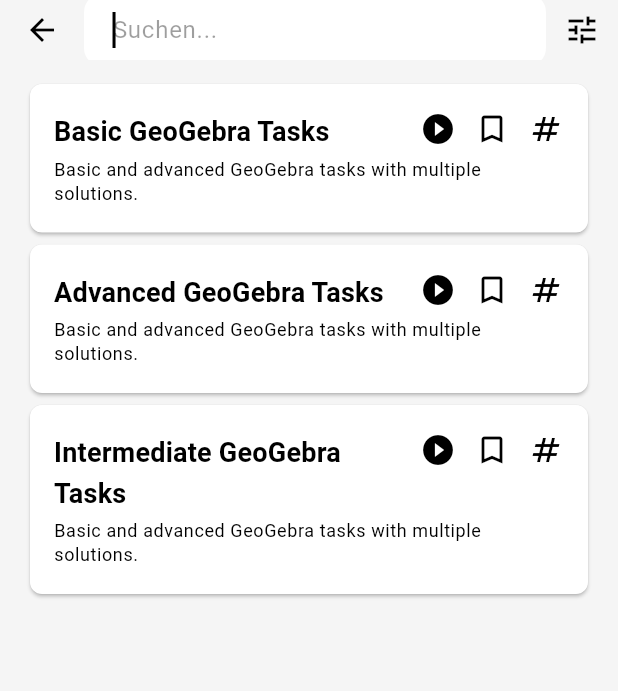
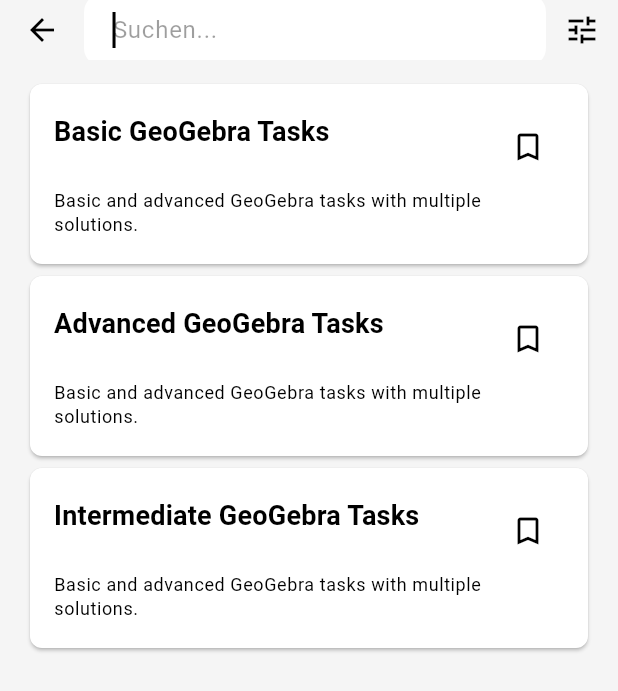
Before and after one commit to Theodor-Litt-Schule-Neumunster/geozebra, a Flutter app: the SearchScreen screen opened directly, on a phone screen of 412 x 824 dp. Shown: the top 691 px of the screen. Run offline on Flutter 3.47's test engine with Material 3 defaults, Android fonts, the light colour scheme and no system bars; our stand-ins replace shared_preferences, webview_flutter; accounts and stored records are empty.

Commit message:
Refactor LessonScreen and SearchScreen for improved UI and loading behavior, including app bar updates and enhanced loading animations

```diff
--- a/lib/screens/search_screen.dart
+++ b/lib/screens/search_screen.dart
@@ -140,18 +140,24 @@
                               Expanded(
                                 child: Text(
                                   filteredClasses[index].className,
-                          style: Theme.of(context).textTheme.titleMedium,
+                                  style:
+                                      Theme.of(context).textTheme.titleMedium,
                                   overflow: TextOverflow.ellipsis,
                                   maxLines: 2,
                                 ),
                               ),
-                        const SizedBox(width: 12),
                               Wrap(
-                        spacing: 12,
+                                spacing: 0,
                                 children: [
-                          Icon(Icons.play_circle_fill, color: Theme.of(context).colorScheme.onSurface),
-                          Icon(Icons.bookmark_border, color: Theme.of(context).colorScheme.onSurface),
-                          Icon(Icons.numbers, color: Theme.of(context).colorScheme.onSurface),
+                                  IconButton(
+                                    icon: Icon(Icons.bookmark_border,
+                                        color: Theme.of(context)
+                                            .colorScheme
+                                            .onSurface),
+                                    onPressed: () {
+                                      // TODO: Implement bookmark action
+                                    },
+                                  ),
                                 ],
                               ),
                             ],
```
Also changed, not shown: lib/screens/lesson_screen.dart (+11 -2 lines), lib/screens/rechner_screen.dart (+14 -9 lines). Lines whose indentation alone changed are shown as unchanged.
